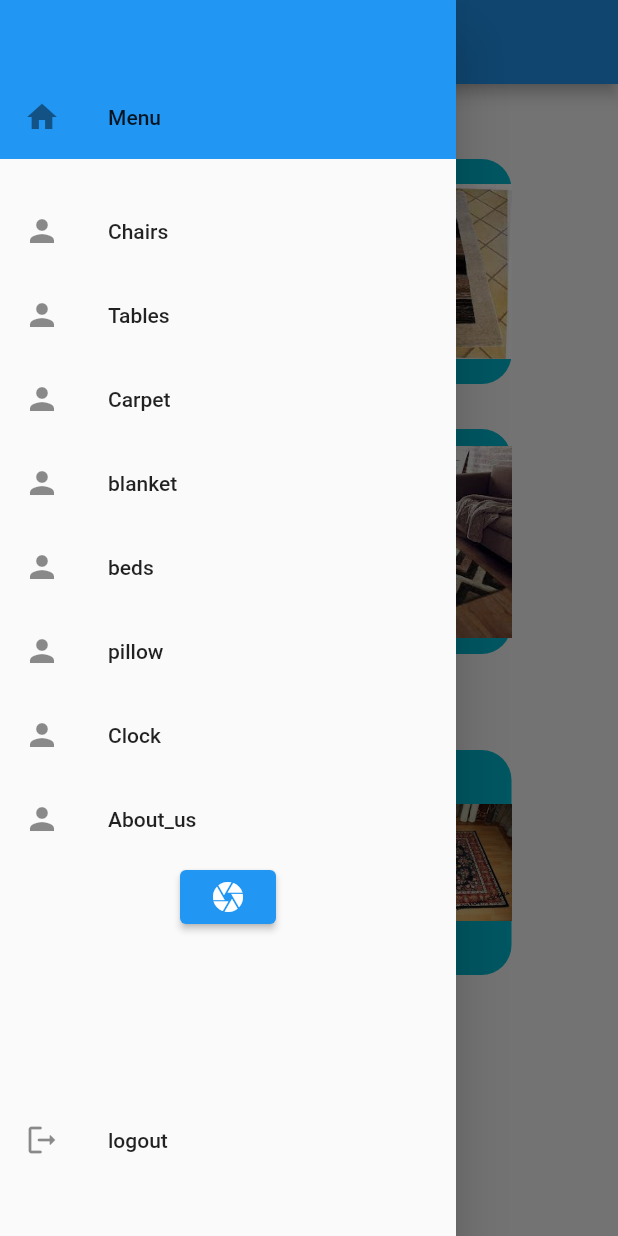
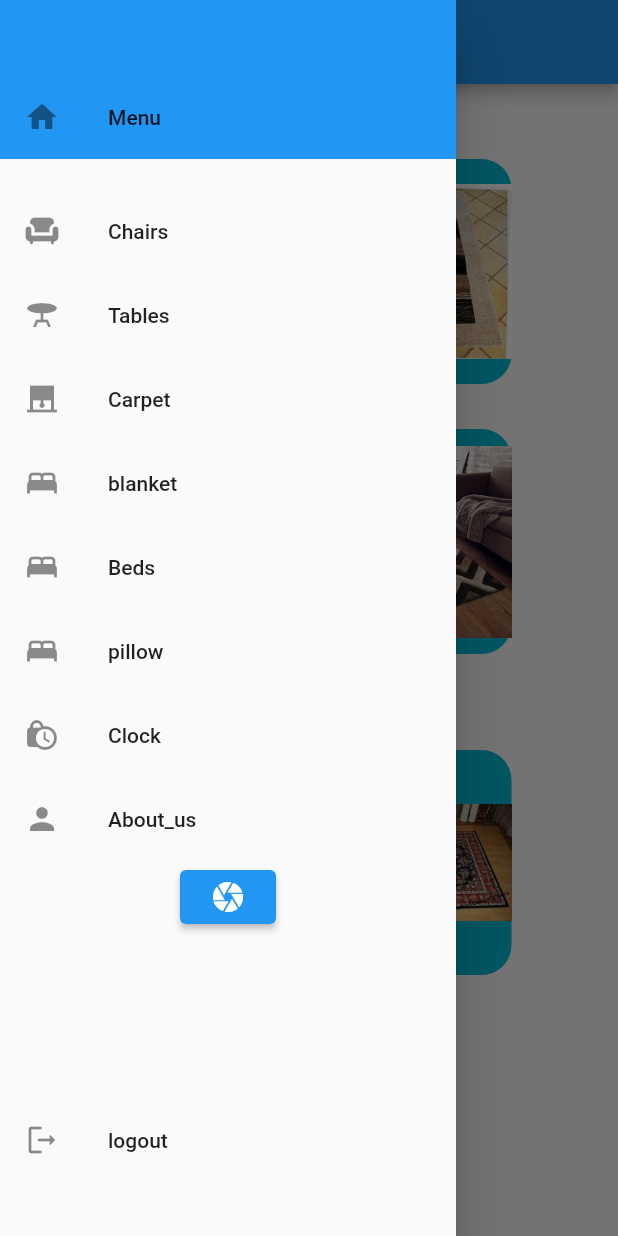
Before and after one commit to Znassir/map1, a Flutter app: the Address screen opened directly, with the side drawer open, on a phone screen of 412 x 824 dp. Run offline on Flutter 3.47's test engine with Material 2 defaults, Android fonts, the phone set to English and light mode, and no system bars; our stand-ins replace camera, firebase_auth, firebase_core; accounts and stored records are empty.

Commit message:
Final edit on our Project -Edit Icons

```diff
--- a/lib/Carpet.dart
+++ b/lib/Carpet.dart
@@ -50,7 +50,7 @@ class Address extends StatelessWidget {
                 ),
                 ListTile(
                     title: const Text("Chairs"),
-                    leading: const Icon(Icons.person),
+                    leading: const Icon(Icons.chair),
                     onTap: () {
                       Navigator.push(
                           context,
@@ -59,7 +59,7 @@ class Address extends StatelessWidget {
                     }),
                 ListTile(
                     title: const Text("Tables"),
-                    leading: const Icon(Icons.person),
+                    leading: const Icon(Icons.table_bar_sharp),
                     onTap: () {
                       Navigator.push(
                           context,
@@ -68,16 +68,16 @@ class Address extends StatelessWidget {
                     }),
                 ListTile(
                     title: const Text("Carpet"),
-                    leading: const Icon(Icons.person),
+                    leading: const Icon(Icons.roller_shades),
                     onTap: () {
                       Navigator.push(
                           context,
                           MaterialPageRoute(
                               builder: (context) => const Address()));
                     }),
-                ListTile( //*
+                ListTile(
                     title: const Text("blanket"),
-                    leading: const Icon(Icons.person),
+                    leading: const Icon(Icons.bed),
                     onTap: () {
                       Navigator.push(
                           context,
@@ -85,8 +85,8 @@ class Address extends StatelessWidget {
                               builder: (context) => const blanket()));
                     }),
                 ListTile(
-                    title: const Text("beds"),
-                    leading: const Icon(Icons.person),
+                    title: const Text("Beds"),
+                    leading: const Icon(Icons.bed),
                     onTap: () {
                       Navigator.push(
                           context,
@@ -95,7 +95,7 @@ class Address extends StatelessWidget {
                     }),
                 ListTile(
                     title: const Text("pillow"),
-                    leading: const Icon(Icons.person),
+                    leading: const Icon(Icons.bed),
                     onTap: () {
                       Navigator.push(
                           context,
@@ -104,7 +104,7 @@ class Address extends StatelessWidget {
                     }),
                 ListTile(
                     title: const Text("Clock"),
-                    leading: const Icon(Icons.person),
+                    leading: const Icon(Icons.lock_clock),
                     onTap: () {
                       Navigator.push(
                           context,
```
Also changed, not shown: lib/Contact_us.dart (+8 -8 lines), lib/Tables.dart (+8 -8 lines), lib/Wall_clock.dart (+9 -9 lines), lib/beds.dart (+9 -9 lines), lib/blanket.dart (+8 -8 lines), lib/main.dart (+7 -7 lines), lib/pillow.dart (+9 -9 lines).
